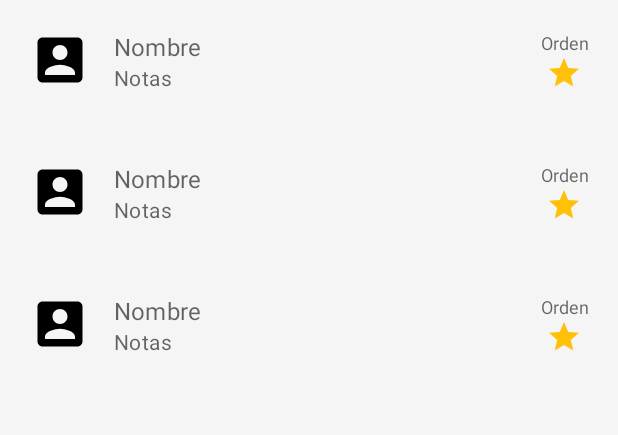
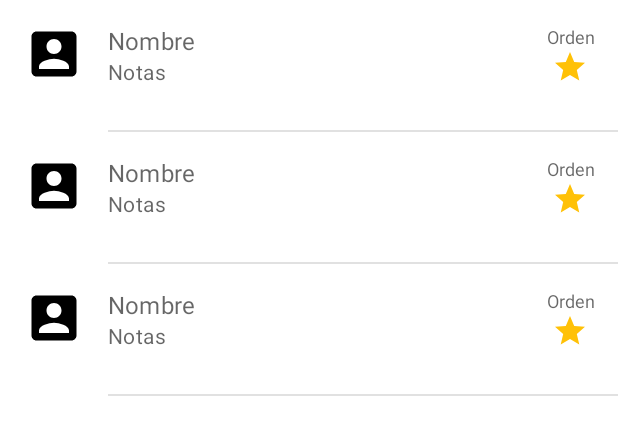
Before and after one commit to jmerino12/MDTop-Base, an Android app: the layout content_main.xml on its own in the app's theme, with its tools: preview values and no code run, on a phone screen of 412 x 824 dp. Shown: the top 435 px of the screen. Run offline under Robolectric (Android 15) with nearby library versions, the phone set to English and light mode, and no system bars.

Commit message:
Divider y mejoras en el recycler view

```diff
--- a/app/src/main/res/layout/content_main.xml
+++ b/app/src/main/res/layout/content_main.xml
@@ -4,6 +4,7 @@
     xmlns:tools="http://schemas.android.com/tools"
     android:layout_width="match_parent"
     android:layout_height="match_parent"
+    android:background="@color/color_surface"
     app:layout_behavior="@string/appbar_scrolling_view_behavior"
     tools:context="com.alain.cursos.top.MainActivity"
     tools:showIn="@layout/activity_main">
@@ -12,11 +13,12 @@
         android:id="@+id/recyclerview"
         android:layout_width="match_parent"
         android:layout_height="match_parent"
-        android:padding="@dimen/main_padding_small"
-        tools:listitem="@layout/item_artist"
+        android:paddingBottom="@dimen/item_height_threeLine"
+        android:clipToPadding="false"
         app:layout_constraintBottom_toBottomOf="parent"
         app:layout_constraintLeft_toLeftOf="parent"
         app:layout_constraintRight_toRightOf="parent"
-        app:layout_constraintTop_toTopOf="parent" />
+        app:layout_constraintTop_toTopOf="parent"
+        tools:listitem="@layout/item_artist" />
 
 </androidx.constraintlayout.widget.ConstraintLayout>
--- a/app/src/main/res/layout/item_artist.xml
+++ b/app/src/main/res/layout/item_artist.xml
@@ -58,4 +58,12 @@
         app:layout_constraintStart_toStartOf="@id/tvNombre"
         app:layout_constraintTop_toBottomOf="@id/tvNombre" />
 
+    <View
+        android:layout_width="0dp"
+        android:layout_height="1dp"
+        android:background="@color/color_divider"
+        app:layout_constraintBottom_toBottomOf="parent"
+        app:layout_constraintEnd_toEndOf="parent"
+        app:layout_constraintStart_toStartOf="@id/tvNombre" />
+
 </androidx.constraintlayout.widget.ConstraintLayout>
--- a/app/src/main/res/values/colors.xml
+++ b/app/src/main/res/values/colors.xml
@@ -21,4 +21,7 @@
     <color name="color_on_background">#000000</color>
     <color name="color_on_surface">#000000</color>
     <color name="color_on_error">#FFFFFF</color>
+
+    <color name="color_divider">#1E000000</color>
+
 </resources>
```
Also changed, not shown: app/src/main/res/layout/activity_main.xml (+5 -7 lines).
